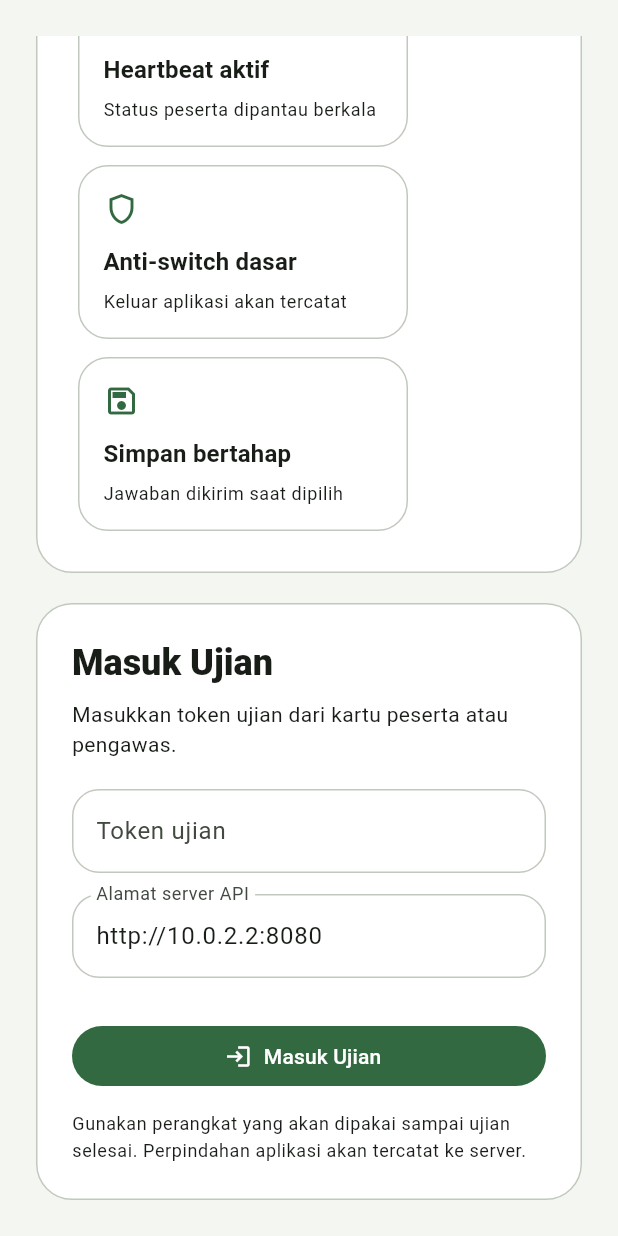
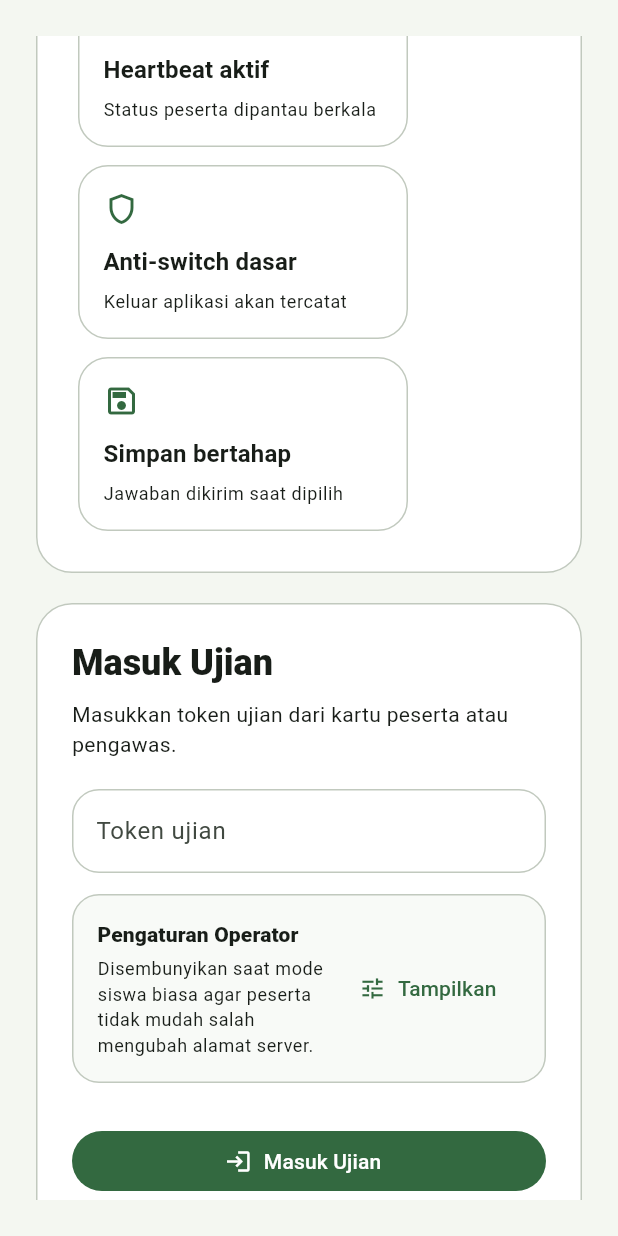
Before and after one commit to hasbi1028/mtsn2kolut-super-app, a Flutter app: the screen it shows after launch, scrolled down 338 dp, on a phone screen of 412 x 824 dp. Run offline on Flutter 3.47's test engine with Material 3 defaults, Android fonts, the phone set to English and light mode, and no system bars; our stand-ins replace audioplayers, flutter_secure_storage, shared_preferences.

Commit message:
feat: tighten mobile login operator controls

```diff
--- a/apps/mobile/lib/src/screens/exam_login_screen.dart
+++ b/apps/mobile/lib/src/screens/exam_login_screen.dart
@@ -39,6 +39,7 @@ class _ExamLoginScreenState extends State<ExamLoginScreen> {
 
   bool _isSubmitting = false;
   bool _isRestoring = true;
+  bool _showOperatorSettings = false;
   String? _errorMessage;
   ExamGuidanceNotice? _errorNotice;
 
@@ -238,6 +239,8 @@ class _ExamLoginScreenState extends State<ExamLoginScreen> {
 
   String _deviceFingerprint() {
     final host = Platform.localHostname;
+    // BYOD note: this is only a lightweight telemetry hint for resume/sync
+    // correlation, not a strong device identity proof.
     return '${Platform.operatingSystem}:$host';
   }
 
@@ -402,13 +405,7 @@ class _ExamLoginScreenState extends State<ExamLoginScreen> {
               ),
             ),
             const SizedBox(height: 14),
-            TextField(
-              controller: _baseUrlController,
-              decoration: const InputDecoration(
-                labelText: 'Alamat server API',
-                hintText: 'Contoh: http://10.0.2.2:8080',
-              ),
-            ),
+            _buildOperatorSettings(theme),
             const SizedBox(height: 16),
             if (_errorMessage != null)
               _MessageBanner(tone: BannerTone.error, message: _errorMessage!),
@@ -443,6 +440,85 @@ class _ExamLoginScreenState extends State<ExamLoginScreen> {
               'Perpindahan aplikasi akan tercatat ke server.',
               style: theme.textTheme.bodySmall?.copyWith(height: 1.5),
             ),
+            const SizedBox(height: 8),
+            Text(
+              'Penanda perangkat dipakai sebagai petunjuk teknis untuk sinkronisasi dan pemulihan sesi, '
+              'bukan sebagai bukti identitas kuat perangkat.',
+              style: theme.textTheme.bodySmall?.copyWith(
+                height: 1.45,
+                color: theme.colorScheme.onSurfaceVariant,
+              ),
+            ),
+          ],
+        ),
+      ),
+    );
+  }
+
+  Widget _buildOperatorSettings(ThemeData theme) {
+    return Container(
+      width: double.infinity,
+      decoration: BoxDecoration(
+        color: const Color(0xFFF8FAF7),
+        borderRadius: BorderRadius.circular(18),
+        border: Border.all(color: theme.colorScheme.outlineVariant),
+      ),
+      child: Padding(
+        padding: const EdgeInsets.all(16),
+        child: Column(
+          crossAxisAlignment: CrossAxisAlignment.start,
+          children: [
+            Row(
+              children: [
+                Expanded(
+                  child: Column(
+                    crossAxisAlignment: CrossAxisAlignment.start,
+                    children: [
+                      Text(
+                        'Pengaturan Operator',
+                        style: theme.textTheme.titleSmall?.copyWith(
+                          fontWeight: FontWeight.w800,
+                        ),
+                      ),
+                      const SizedBox(height: 4),
+                      Text(
+                        _showOperatorSettings
+                            ? 'Alamat server hanya perlu diubah bila operator sekolah memang memakai endpoint yang berbeda.'
+                            : 'Disembunyikan saat mode siswa biasa agar peserta tidak mudah salah mengubah alamat server.',
+                        style: theme.textTheme.bodySmall?.copyWith(
+                          height: 1.45,
+                        ),
+                      ),
+                    ],
+                  ),
+                ),
+                TextButton.icon(
+                  onPressed: () {
+                    setState(() {
+                      _showOperatorSettings = !_showOperatorSettings;
+                    });
+                  },
+                  icon: Icon(
+                    _showOperatorSettings
+                        ? Icons.expand_less
+                        : Icons.tune_outlined,
+                  ),
+                  label: Text(
+                    _showOperatorSettings ? 'Sembunyikan' : 'Tampilkan',
+                  ),
+                ),
+              ],
+            ),
+            if (_showOperatorSettings) ...[
+              const SizedBox(height: 14),
+              TextField(
+                controller: _baseUrlController,
+                decoration: const InputDecoration(
+                  labelText: 'Alamat server API',
+                  hintText: 'Contoh: http://10.0.2.2:8080',
+                ),
+              ),
+            ],
           ],
         ),
       ),
```
Also changed, not shown: 4 other files.
